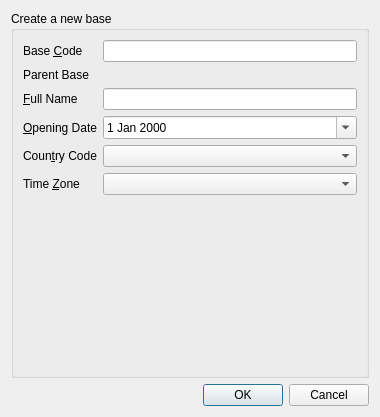
The window that H3/GUI/QtDesigns/CreateBaseBox.ui (MitaineDomise/H3) describes before a commit, drawn with Qt 5.
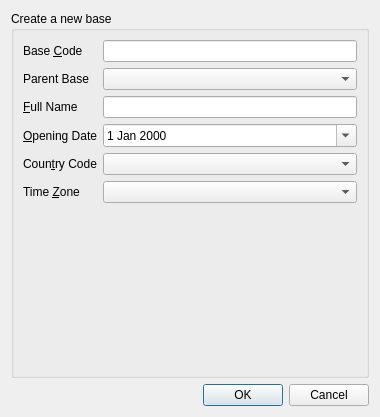
The same window after the commit.

Commit message: More polish on manage_bases (parent combobox, gray out closed bases, cyclic branch check)

```diff
--- a/H3/GUI/QtDesigns/CreateBaseBox.ui
+++ b/H3/GUI/QtDesigns/CreateBaseBox.ui
@@ -104,16 +104,12 @@
       <item row="5" column="1">
        <widget class="QComboBox" name="timeZoneComboBox"/>
       </item>
-      <item row="1" column="1">
-       <widget class="QLabel" name="parentLabel">
-        <property name="text">
-         <string/>
-        </property>
-       </widget>
-      </item>
       <item row="4" column="1">
        <widget class="QComboBox" name="countryComboBox"/>
       </item>
+      <item row="1" column="1">
+       <widget class="QComboBox" name="parentComboBox"/>
+      </item>
      </layout>
     </widget>
    </item>
```
Left out of the diff: 3 changed lines with no effect on the pictures. The commit also changes 3 other files.
